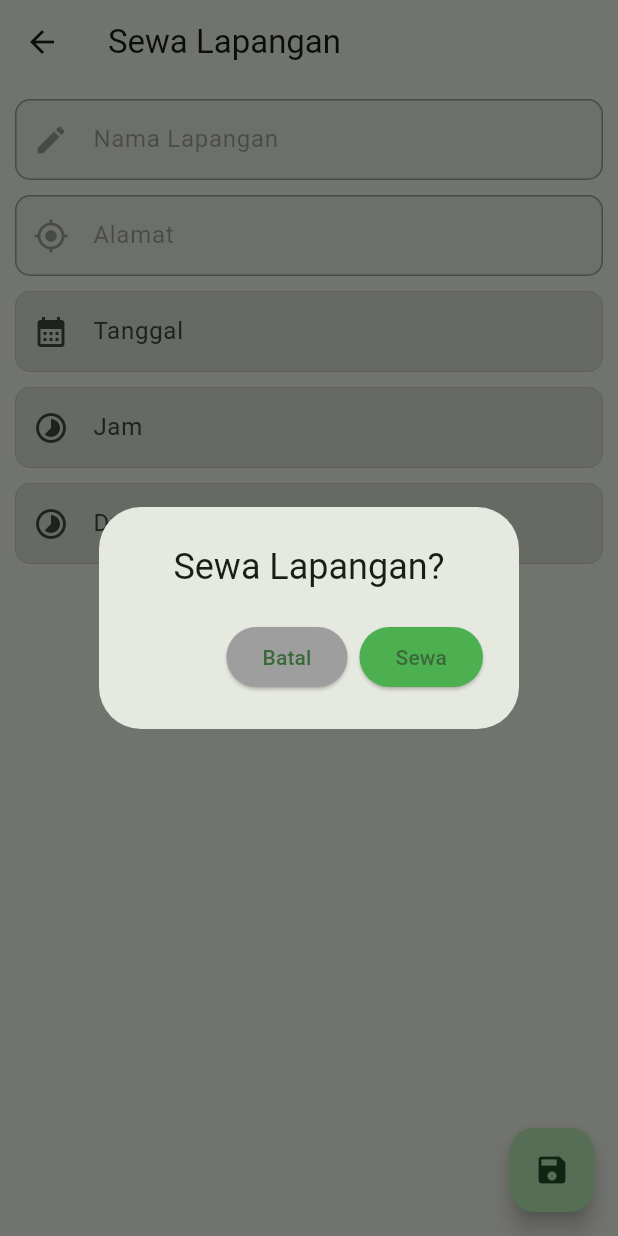
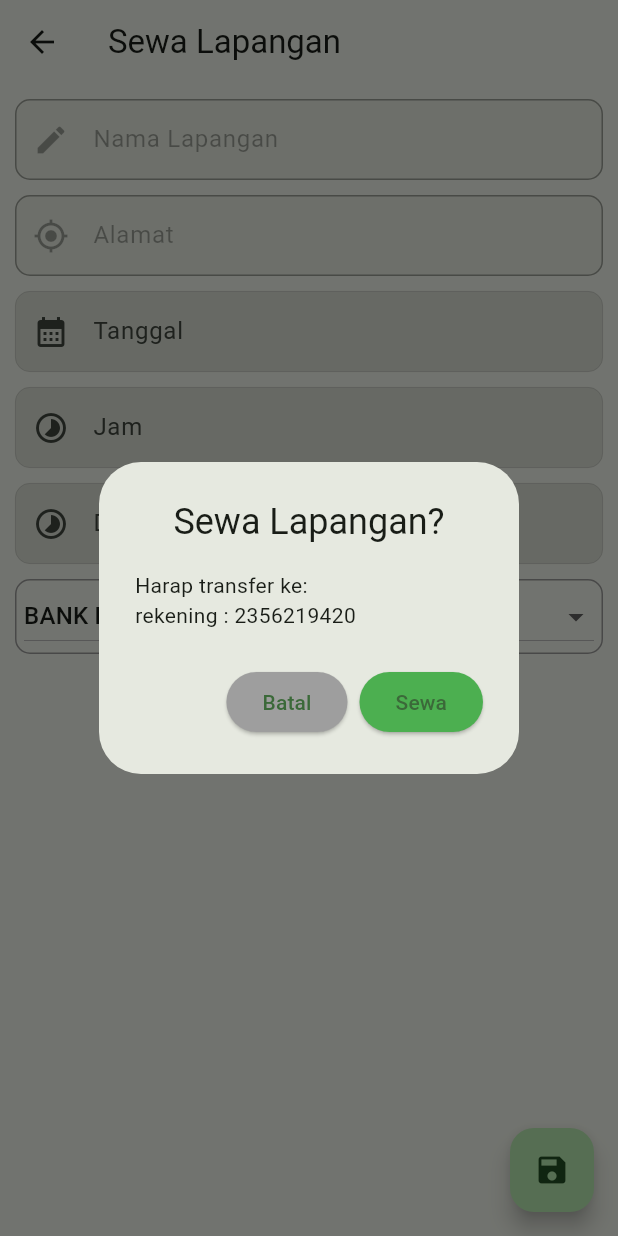
Before and after one commit to chapter911/flutter_anyfield, a Flutter app: the SewaPage screen opened directly, after a tap on the "save" icon, on a phone screen of 412 x 824 dp. Run offline on Flutter 3.47's test engine with Material 3 defaults, Android fonts, the phone set to English and light mode, and no system bars; our stand-ins replace get, shared_preferences, sqflite; accounts and stored records are empty.

Commit message:
update delete dan transfer

```diff
--- a/lib/sub_page/sewa_page.dart
+++ b/lib/sub_page/sewa_page.dart
@@ -1,3 +1,5 @@
+import 'dart:math';
+
 import 'package:flutter/material.dart';
 import 'package:flutter/services.dart';
 import 'package:flutter_anyfield/helper/databasehelper.dart';
@@ -21,6 +23,9 @@ class _SewaPageState extends State<SewaPage> {
   final TextEditingController _tanggal = TextEditingController();
   final TextEditingController _jam = TextEditingController();
   final TextEditingController _durasi = TextEditingController();
+
+  List<String> items = ['BANK BRI', 'BANK BCA', 'BANK MANDIRI', 'BANK BNI'];
+  String _selectedItem = 'BANK BRI';
 
   @override
   void initState() {
@@ -130,6 +135,36 @@ class _SewaPageState extends State<SewaPage> {
                 icon: const Icon(Icons.timelapse),
               ),
             ),
+            const SizedBox(
+              height: 10,
+            ),
+            Container(
+              width: double.maxFinite,
+              padding: const EdgeInsets.only(left: 5, right: 5),
+              decoration: BoxDecoration(
+                border: Border.all(
+                  color: Colors.grey,
+                  width: 1.0,
+                ),
+                borderRadius: BorderRadius.circular(10),
+              ),
+              child: DropdownButton<String>(
+                isExpanded: true,
+                value: _selectedItem,
+                items: items
+                    .map((item) => DropdownMenuItem<String>(
+                          value: item,
+                          child: Text(item),
+                        ))
+                    .toList(),
+                onChanged: (val) {
+                  setState(() {
+                    _selectedItem = val.toString();
+                  });
+                },
+                hint: const Text('Select an item'),
+              ),
+            ),
           ],
         ),
       ),
@@ -141,6 +176,8 @@ class _SewaPageState extends State<SewaPage> {
               title: const Center(
                 child: Text("Sewa Lapangan?"),
               ),
+              content: Text(
+                  "Harap transfer ke:\nrekening : ${Random().nextInt(4294967295)}"),
               actions: [
                 ElevatedButton(
                   onPressed: () {
```
Also changed, not shown: lib/page/history_page.dart (+61 -3 lines).
